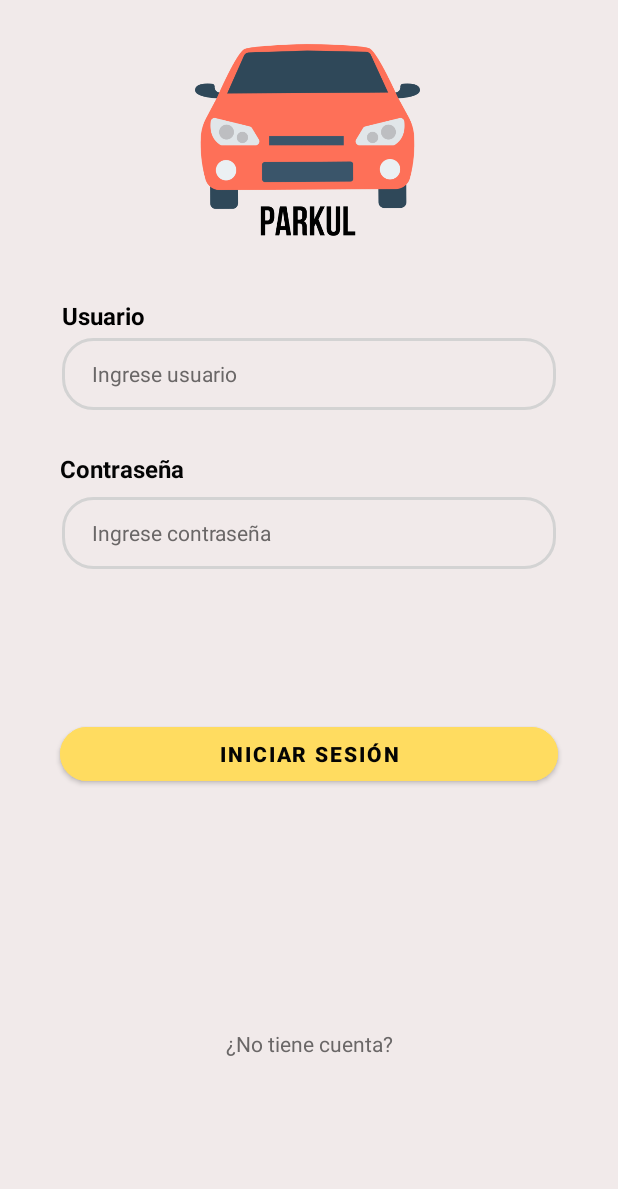
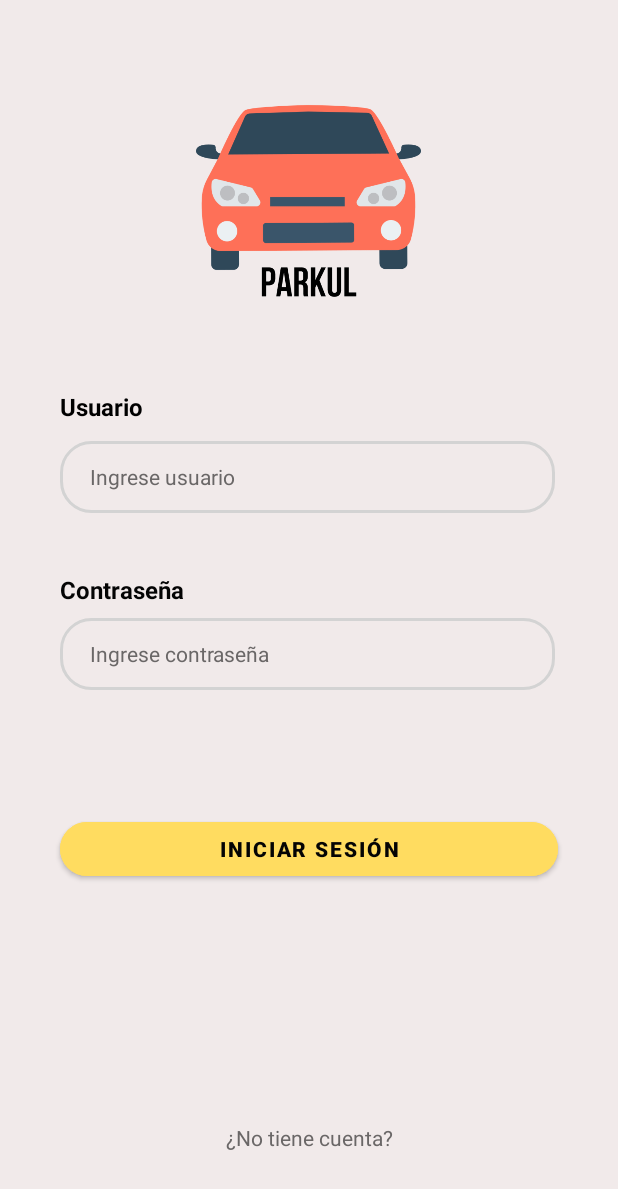
Before and after one commit to piero0090/PrograMovilFinal, an Android app: the layout activity_login.xml on its own in the app's theme, with its tools: preview values and no code run, on a phone screen of 412 x 824 dp. Shown: the top 1189 px of the screen. Run offline under Robolectric (Android 15) with nearby library versions, the phone set to English and light mode, and no system bars.

Commit message:
UI Theme actualizado

```diff
--- a/app/src/main/AndroidManifest.xml
+++ b/app/src/main/AndroidManifest.xml
@@ -15,6 +15,7 @@
         tools:targetApi="31">
         <activity
             android:name=".LoginActivity"
+            android:theme="@style/Theme.PrograMovilFinal22"
             android:exported="true">
             <intent-filter>
                 <action android:name="android.intent.action.MAIN" />
--- a/app/src/main/java/com/example/programovilfinal/MainActivity.kt
+++ b/app/src/main/java/com/example/programovilfinal/MainActivity.kt
@@ -21,9 +21,9 @@ class MainActivity : AppCompatActivity() {
     override fun onCreate(savedInstanceState: Bundle?) {
         super.onCreate(savedInstanceState)
 
+
         binding = ActivityMainBinding.inflate(layoutInflater)
         setContentView(binding.root)
-
         setSupportActionBar(binding.appBarMain.toolbar)
 
         /*
@@ -34,6 +34,7 @@ class MainActivity : AppCompatActivity() {
         val drawerLayout: DrawerLayout = binding.drawerLayout
         val navView: NavigationView = binding.navView
         val navController = findNavController(R.id.nav_host_fragment_content_main)
+
         appBarConfiguration = AppBarConfiguration(
             setOf(
                 R.id.nav_editar, R.id.nav_retirar, R.id.nav_buscar,R.id.nav_registrar, R.id.nav_info
@@ -43,7 +44,6 @@ class MainActivity : AppCompatActivity() {
         navView.setupWithNavController(navController)
     }
 
-
     override fun onSupportNavigateUp(): Boolean {
         val navController = findNavController(R.id.nav_host_fragment_content_main)
         return navController.navigateUp(appBarConfiguration) || super.onSupportNavigateUp()
--- a/app/src/main/res/layout/activity_login.xml
+++ b/app/src/main/res/layout/activity_login.xml
@@ -15,25 +15,25 @@
         android:layout_marginTop="8dp"
         android:layout_marginEnd="32dp"
         android:layout_marginBottom="32dp"
+        android:src="@drawable/car3"
         app:layout_constraintBottom_toBottomOf="parent"
         app:layout_constraintEnd_toEndOf="parent"
-        app:layout_constraintHorizontal_bias="0.495"
+        app:layout_constraintHorizontal_bias="0.497"
         app:layout_constraintStart_toStartOf="parent"
         app:layout_constraintTop_toTopOf="parent"
-        app:layout_constraintVertical_bias="0.002"
-        android:src="@drawable/car3" />
+        app:layout_constraintVertical_bias="0.066" />
 
     <TextView
         android:id="@+id/textView14"
         android:layout_width="wrap_content"
         android:layout_height="wrap_content"
-        android:layout_marginTop="40dp"
+        android:layout_marginTop="60dp"
         android:text="Usuario"
         android:textColor="#000000"
         android:textSize="16sp"
         android:textStyle="bold"
         app:layout_constraintEnd_toEndOf="parent"
-        app:layout_constraintHorizontal_bias="0.115"
+        app:layout_constraintHorizontal_bias="0.112"
         app:layout_constraintStart_toStartOf="parent"
         app:layout_constraintTop_toBottomOf="@+id/imageView2" />
 
@@ -42,7 +42,7 @@
         android:layout_width="0dp"
         android:layout_height="wrap_content"
         android:layout_marginStart="80dp"
-        android:layout_marginTop="4dp"
+        android:layout_marginTop="12dp"
         android:layout_marginEnd="80dp"
         android:background="@drawable/button_bg"
         android:ellipsize="none"
@@ -57,7 +57,7 @@
         android:textColorHint="#6A6767"
         android:textSize="14sp"
         app:layout_constraintEnd_toEndOf="parent"
-        app:layout_constraintHorizontal_bias="0.5"
+        app:layout_constraintHorizontal_bias="0.512"
         app:layout_constraintStart_toStartOf="parent"
         app:layout_constraintTop_toBottomOf="@+id/textView14"
         app:layout_constraintWidth_percent=".8" />
@@ -66,7 +66,7 @@
         android:id="@+id/textView15"
         android:layout_width="wrap_content"
         android:layout_height="wrap_content"
-        android:layout_marginTop="28dp"
+        android:layout_marginTop="40dp"
         android:text="Contraseña"
         android:textColor="#040404"
         android:textSize="16sp"
@@ -93,7 +93,7 @@
         android:textColorHint="#6A6767"
         android:textSize="14sp"
         app:layout_constraintEnd_toEndOf="parent"
-        app:layout_constraintHorizontal_bias="0.5"
+        app:layout_constraintHorizontal_bias="0.487"
         app:layout_constraintStart_toStartOf="parent"
         app:layout_constraintTop_toBottomOf="@+id/textView15"
         app:layout_constraintWidth_percent=".8" />
@@ -114,7 +114,7 @@
         app:layout_constraintHorizontal_bias="0.0"
         app:layout_constraintStart_toStartOf="parent"
         app:layout_constraintTop_toBottomOf="@+id/editTextTextPassword"
-        app:layout_constraintVertical_bias="0.25" />
+        app:layout_constraintVertical_bias="0.259" />
 
     <TextView
         android:id="@+id/textView16"
@@ -127,6 +127,6 @@
         app:layout_constraintEnd_toEndOf="parent"
         app:layout_constraintStart_toStartOf="parent"
         app:layout_constraintTop_toBottomOf="@+id/btnInicioSesion"
-        app:layout_constraintVertical_bias="0.719" />
+        app:layout_constraintVertical_bias="1.0" />
 
 </androidx.constraintlayout.widget.ConstraintLayout>
--- a/app/src/main/res/values/colors.xml
+++ b/app/src/main/res/values/colors.xml
@@ -7,4 +7,5 @@
     <color name="teal_700">#FF018786</color>
     <color name="black">#FF000000</color>
     <color name="white">#FFFFFFFF</color>
+    <color name="ulima">#FF6D1C</color>
 </resources>
--- a/app/src/main/res/values/themes.xml
+++ b/app/src/main/res/values/themes.xml
@@ -2,7 +2,7 @@
     <!-- Base application theme. -->
     <style name="Theme.PrograMovilFinal" parent="Theme.MaterialComponents.DayNight.DarkActionBar">
         <!-- Primary brand color. -->
-        <item name="colorPrimary">@color/purple_500</item>
+        <item name="colorPrimary">@color/ulima</item>
         <item name="colorPrimaryVariant">@color/purple_700</item>
         <item name="colorOnPrimary">@color/white</item>
         <!-- Secondary brand color. -->
@@ -10,7 +10,23 @@
         <item name="colorSecondaryVariant">@color/teal_700</item>
         <item name="colorOnSecondary">@color/black</item>
         <!-- Status bar color. -->
-        <item name="android:statusBarColor" tools:targetApi="l">?attr/colorPrimaryVariant</item>
+        <item name="android:statusBarColor" tools:targetApi="l">@color/black</item>
+        <item name="android:navigationBarColor">@color/black</item>
+        <!-- Customize your theme here. -->
+    </style>
+
+    <style name="Theme.PrograMovilFinal22" parent="Theme.MaterialComponents.DayNight.NoActionBar">
+        <!-- Primary brand color. -->
+        <item name="colorPrimary">@color/ulima</item>
+        <item name="colorPrimaryVariant">@color/purple_700</item>
+        <item name="colorOnPrimary">@color/white</item>
+        <!-- Secondary brand color. -->
+        <item name="colorSecondary">@color/teal_200</item>
+        <item name="colorSecondaryVariant">@color/teal_700</item>
+        <item name="colorOnSecondary">@color/black</item>
+        <!-- Status bar color. -->
+        <item name="android:statusBarColor" tools:targetApi="l">@color/black</item>
+        <item name="android:navigationBarColor">@color/black</item>
         <!-- Customize your theme here. -->
     </style>
 
```
